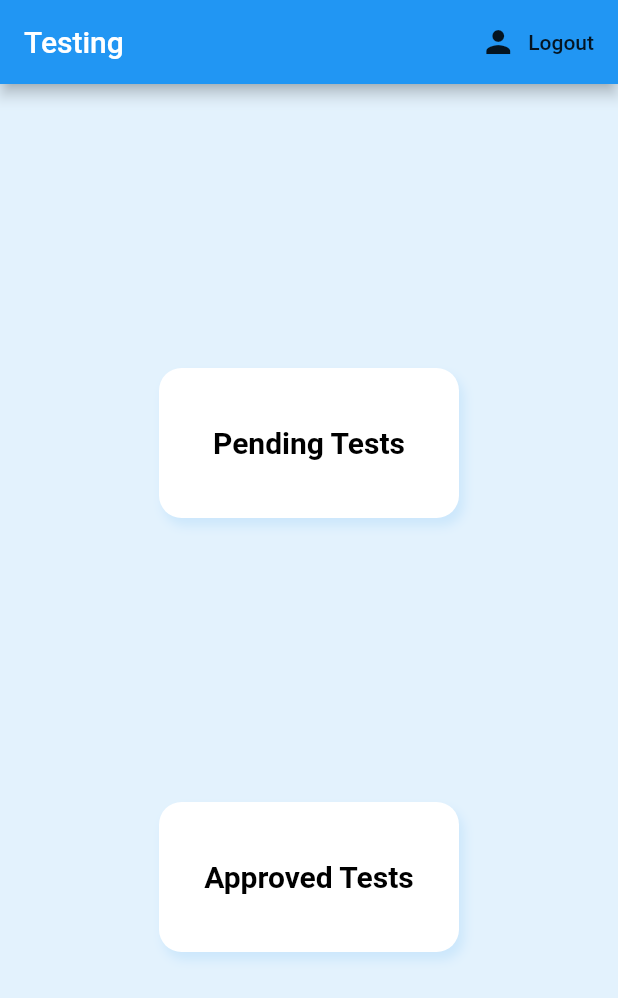
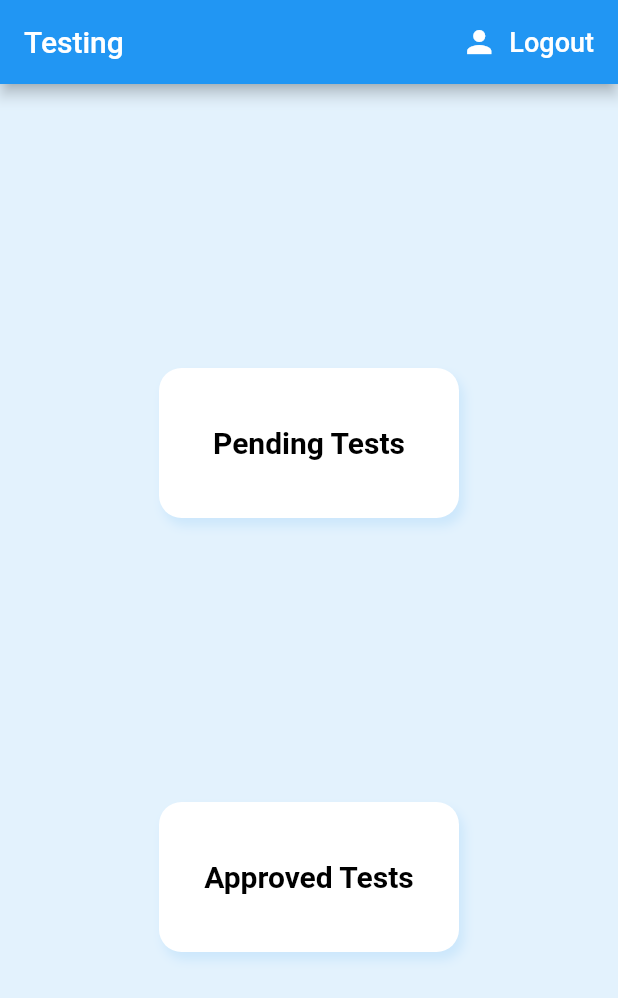
Before and after one commit to anuragraina/Material-Testing-admin, a Flutter app: the screen it shows once a user with an empty profile is signed in, after a tap on "Logout", on a phone screen of 412 x 824 dp. Shown: the top 998 px of the screen. Run offline on Flutter 3.47's test engine with Material 2 defaults, Android fonts, the phone set to English and light mode, and no system bars; our stand-ins replace cloud_firestore, firebase_auth, firebase_core; accounts and stored records are empty; network calls fail.

Commit message:
Edited Signin screen and added 2 new screens

```diff
--- a/lib/screens/home_page/index.dart
+++ b/lib/screens/home_page/index.dart
@@ -13,11 +13,15 @@ class MyHomePage extends StatelessWidget {
         title: Text('Testing'),
         actions: <Widget>[
           FlatButton.icon(
+            textColor: Colors.white,
             onPressed: () async {
               await _auth.logOut();
             },
             icon: Icon(Icons.person),
-            label: Text('Logout'),
+            label: Text(
+              'Logout',
+              style: TextStyle(fontSize: 18),
+            ),
           )
         ],
       ),
@@ -26,7 +30,7 @@ class MyHomePage extends StatelessWidget {
           mainAxisAlignment: MainAxisAlignment.spaceEvenly,
           children: [
             TestType(name: 'Pending Tests', route: '/pending-tests'),
-            TestType(name: 'Approved Tests', route: '/pending-tests'),
+            TestType(name: 'Approved Tests', route: '/approved-tests'),
           ],
         ),
       ),
--- a/lib/screens/sign_in/sign_in.dart
+++ b/lib/screens/sign_in/sign_in.dart
@@ -15,30 +15,65 @@ class _SignInState extends State<SignIn> {
 
   @override
   Widget build(BuildContext context) {
-    return Scaffold(
+    return GestureDetector(
+      onTap: () {
+        FocusScopeNode currentFocus = FocusScope.of(context);
+
+        if (!currentFocus.hasPrimaryFocus) {
+          currentFocus.unfocus();
+        }
+      },
+      child: Scaffold(
         appBar: AppBar(
+          centerTitle: true,
           title: Text('Sign In'),
         ),
-      body: Container(
+        body: Padding(
+          padding: const EdgeInsets.all(10),
+          child: Container(
+            margin: EdgeInsets.only(top: 30),
             child: Form(
+              child: Center(
                 child: Column(
+                  crossAxisAlignment: CrossAxisAlignment.center,
                   children: <Widget>[
                     SizedBox(height: 20.0),
-              TextFormField(
+                    Container(
+                      width: 325,
+                      child: TextFormField(
+                        // autofocus: true,
                         onChanged: (value) {
                           setState(() => email = value);
                         },
+                        decoration: InputDecoration(
+                          hintText: 'Enter email',
+                        ),
+                      ),
                     ),
                     SizedBox(height: 20.0),
-              TextFormField(
+                    Container(
+                      width: 325,
+                      child: TextFormField(
                         obscureText: true,
                         onChanged: (value) {
                           setState(() => password = value);
                         },
+                        decoration: InputDecoration(
+                          hintText: 'Enter password',
+                        ),
+                      ),
                     ),
                     SizedBox(height: 20.0),
                     RaisedButton(
-                child: Text('Sign In'),
+                      color: Colors.blue,
+                      textColor: Colors.white,
+                      padding: EdgeInsets.all(5),
+                      child: Text(
+                        'Sign In',
+                        style: TextStyle(
+                          fontSize: 16,
+                        ),
+                      ),
                       onPressed: () async {
                         dynamic result = await _auth.signIn(email, password);
                         print(result.uid);
@@ -48,6 +83,10 @@ class _SignInState extends State<SignIn> {
                 ),
               ),
             ),
+          ),
+        ),
+        backgroundColor: Theme.of(context).backgroundColor,
+      ),
     );
   }
 }
```
Also changed, not shown: lib/screens/approved_tests/approved_tests.dart (+16 -1 lines), lib/screens/pending_tests/pending_tests.dart (+16 -1 lines). Lines whose indentation alone changed are shown as unchanged.
